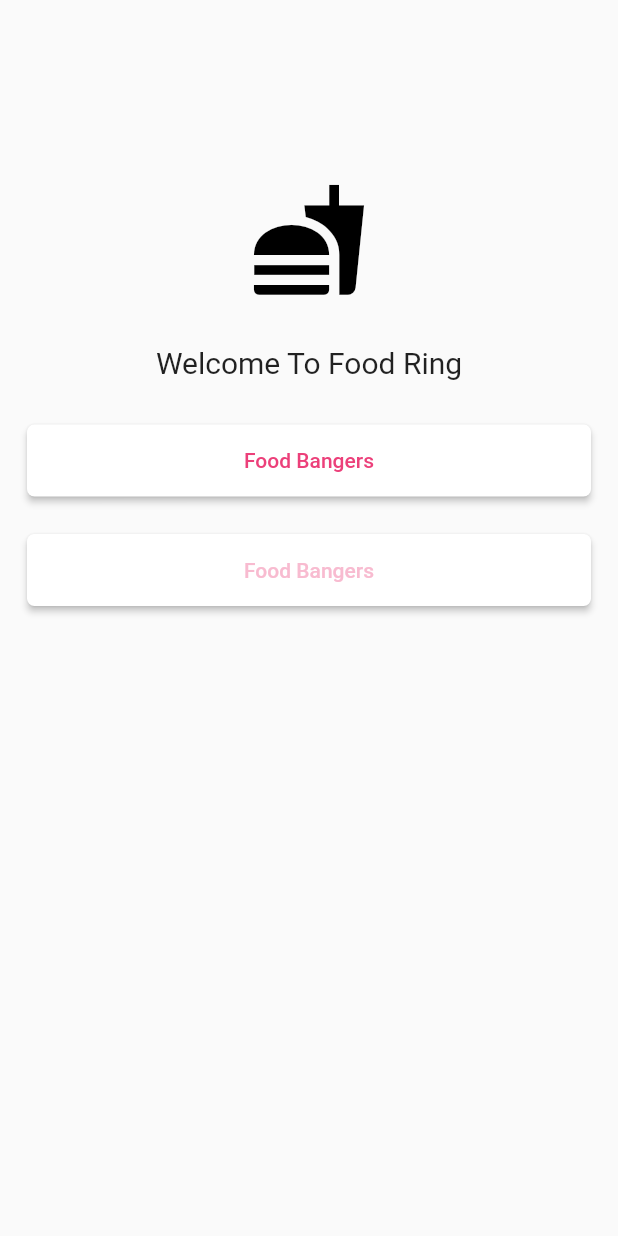
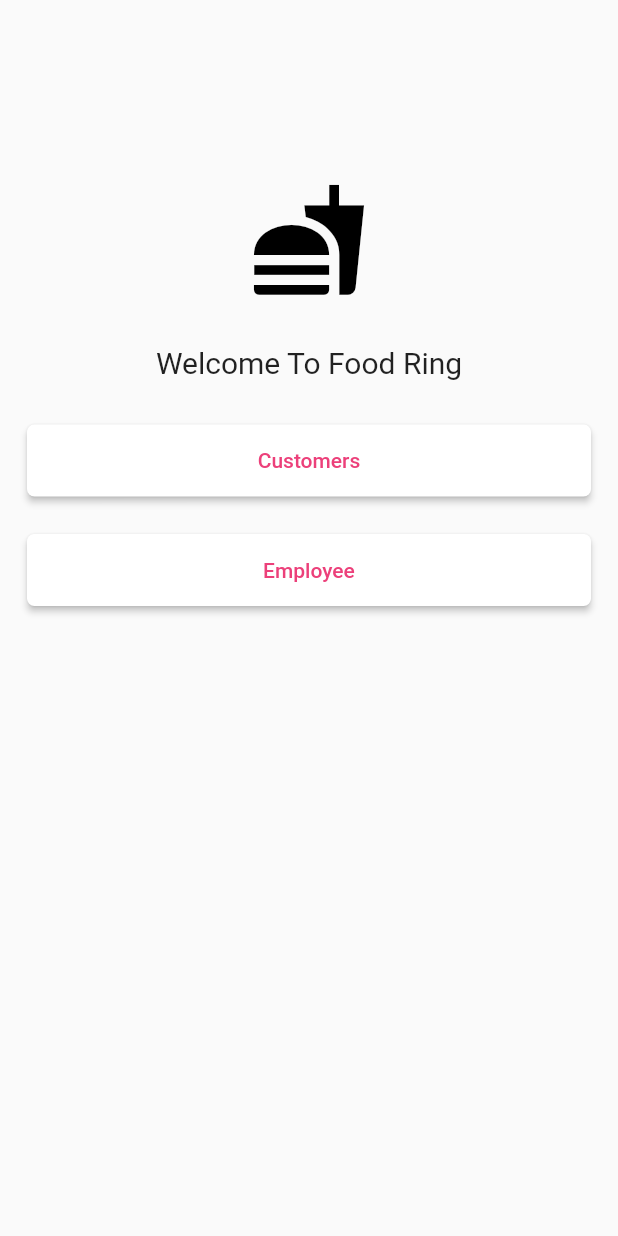
Before and after one commit to kelvenkee/food_app, a Flutter app: the screen it shows after launch, on a phone screen of 412 x 824 dp. Run offline on Flutter 3.47's test engine with Material 2 defaults, Android fonts, the phone set to English and light mode, and no system bars; our stand-ins replace splashscreen.

Commit message:
did refactor method

```diff
--- a/lib/login.dart
+++ b/lib/login.dart
@@ -14,7 +14,15 @@ class _LoginState extends State<Login> {
         builder: (context) => ListView(
           padding: EdgeInsets.symmetric(horizontal: 18.0),
           children: <Widget>[
-            Column(
+            buildColumn(context),
+          ],
+        ),
+      ),
+    );
+  }
+
+  Column buildColumn(BuildContext context) {
+    return Column(
       children: <Widget>[
         SizedBox(
           height: 120,
@@ -34,33 +42,32 @@ class _LoginState extends State<Login> {
         SizedBox(
           height: 30,
         ),
+        _Customers(),
         SizedBox(
+          height: 25,
+        ),
+        _Employee(),
+      ],
+    );
+  }
+}
+
+class _Employee extends StatelessWidget {
+  const _Employee({
+    Key key,
+  }) : super(key: key);
+
+  @override
+  Widget build(BuildContext context) {
+    return SizedBox(
       width: double.infinity,
       child: RaisedButton(
-                    shape: RoundedRectangleBorder(
-                        borderRadius: BorderRadius.circular(5.0)),
+        shape: RoundedRectangleBorder(borderRadius: BorderRadius.circular(5.0)),
         padding: const EdgeInsets.all(16.0),
         color: Colors.white,
         child: Text(
-                      "Food Bangers",
+          "Employee",
           style: TextStyle(color: Colors.pink[400]),
-                    ),
-                    onPressed: () {},
-                  ),
-                ),
-                SizedBox(
-                  height: 25,
-                ),
-                SizedBox(
-                  width: double.infinity,
-                  child: RaisedButton(
-                    shape: RoundedRectangleBorder(
-                        borderRadius: BorderRadius.circular(5.0)),
-                    padding: const EdgeInsets.all(16.0),
-                    color: Colors.white,
-                    child: Text(
-                      "Food Bangers",
-                      style: TextStyle(color: Colors.pink[100]),
         ),
         onPressed: () {
           Navigator.push(context,
@@ -69,11 +76,28 @@ class _LoginState extends State<Login> {
           }));
         },
       ),
+    );
+  }
+}
+
+class _Customers extends StatelessWidget {
+  const _Customers({
+    Key key,
+  }) : super(key: key);
+
+  @override
+  Widget build(BuildContext context) {
+    return SizedBox(
+      width: double.infinity,
+      child: RaisedButton(
+        shape: RoundedRectangleBorder(borderRadius: BorderRadius.circular(5.0)),
+        padding: const EdgeInsets.all(16.0),
+        color: Colors.white,
+        child: Text(
+          "Customers",
+          style: TextStyle(color: Colors.pink[400]),
         ),
-              ],
-            ),
-          ],
-        ),
+        onPressed: () {},
       ),
     );
   }
--- a/lib/main.dart
+++ b/lib/main.dart
@@ -15,6 +15,10 @@ class FoodApp extends StatefulWidget {
 
 class _FoodAppState extends State<FoodApp> {
   Widget build(BuildContext context) {
+    return buildSplashScreen();
+  }
+
+  SplashScreen buildSplashScreen() {
     return SplashScreen(
       seconds: 5,
       backgroundColor: Colors.white,
@@ -30,6 +34,10 @@ class _FoodAppState extends State<FoodApp> {
 class MyApp extends StatelessWidget {
   @override
   Widget build(BuildContext context) {
+    return buildMaterialApp();
+  }
+
+  MaterialApp buildMaterialApp() {
     return MaterialApp(
       title: 'Food Application',
       debugShowCheckedModeBanner: false,
```
Also changed, not shown: lib/login_page.dart (+77 -58 lines). Lines whose indentation alone changed are shown as unchanged.
